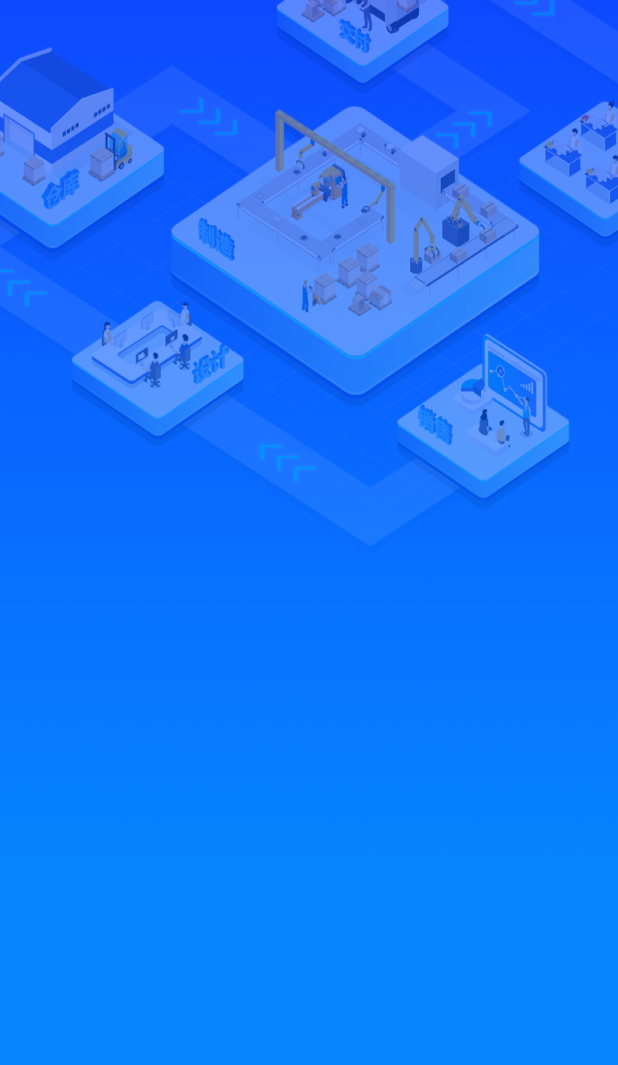
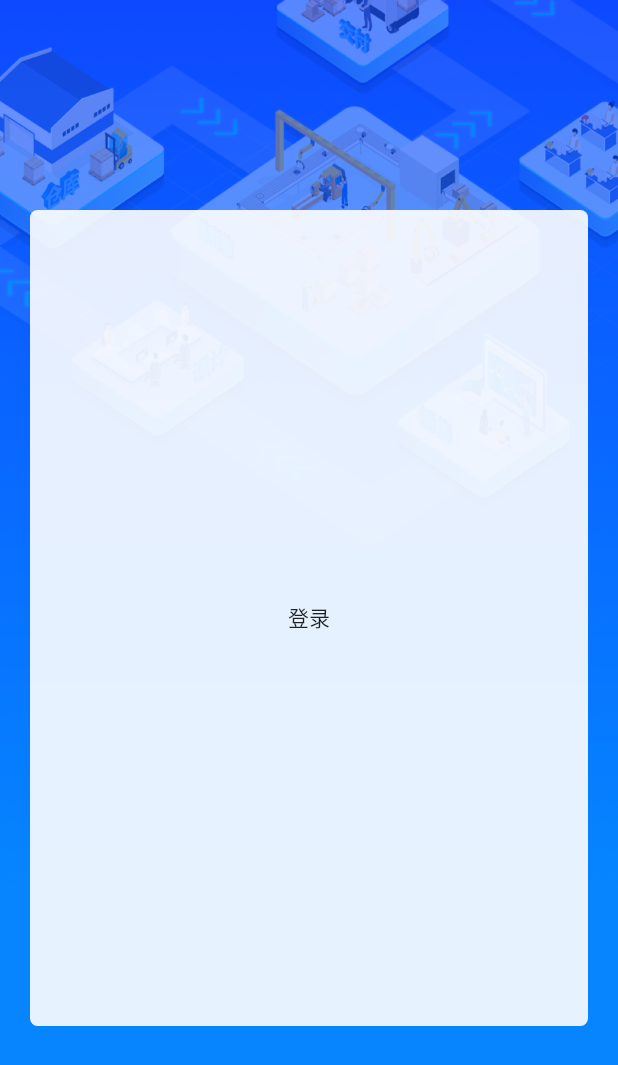
Before and after one commit to baixiaoyu2997/flutter_learn, a Flutter app: the screen it shows after launch, on a phone screen of 412 x 824 dp. Shown: the top 1065 px of the screen. Run offline on Flutter 3.47's test engine with Material 2 defaults, Android fonts, the light colour scheme and no system bars.

Commit message:
登录页更新

```diff
--- a/lib/login.dart
+++ b/lib/login.dart
@@ -10,18 +10,27 @@ class LoginWidget extends StatefulWidget {
 class _LoginWidgetState extends State<LoginWidget> {
   @override
   Widget build(BuildContext context) {
-    return Stack(
-      fit: StackFit.expand,
-      children: <Widget>[
-        Image.asset('images/login_bg.png', fit: BoxFit.fill),
-        // MaterialButton(
-        //   child:Text('登录'),
-        //   onPressed: () {
-        //   Navigator.push(context, MaterialPageRoute(builder: (context) {
-        //     return HomeWidget();
-        //   }));
-        // })
-      ],
+    return Container(
+      decoration: BoxDecoration(
+        image: DecorationImage(
+          image: AssetImage("images/login_bg.png"),
+          fit: BoxFit.fill,
+        ),
+      ),
+      child: Padding(
+        padding: EdgeInsets.symmetric(vertical: 140,horizontal: 20),
+        child: DecoratedBox(
+            decoration: BoxDecoration(
+                borderRadius: BorderRadius.circular(5.0),
+                color: Color.fromRGBO(255, 255, 255, 0.9)),
+            child: MaterialButton(
+                child: Text('登录'),
+                onPressed: () {
+                  Navigator.push(context, MaterialPageRoute(builder: (context) {
+                    return HomeWidget();
+                  }));
+                })),
+      ),
     );
   }
 }
```
